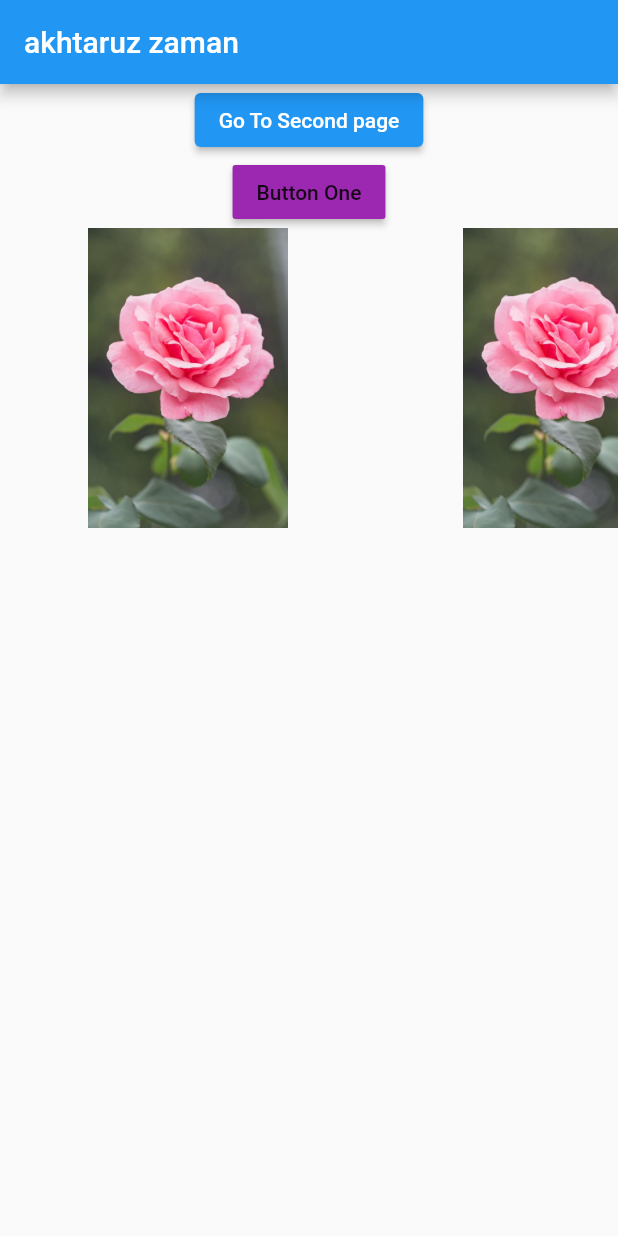
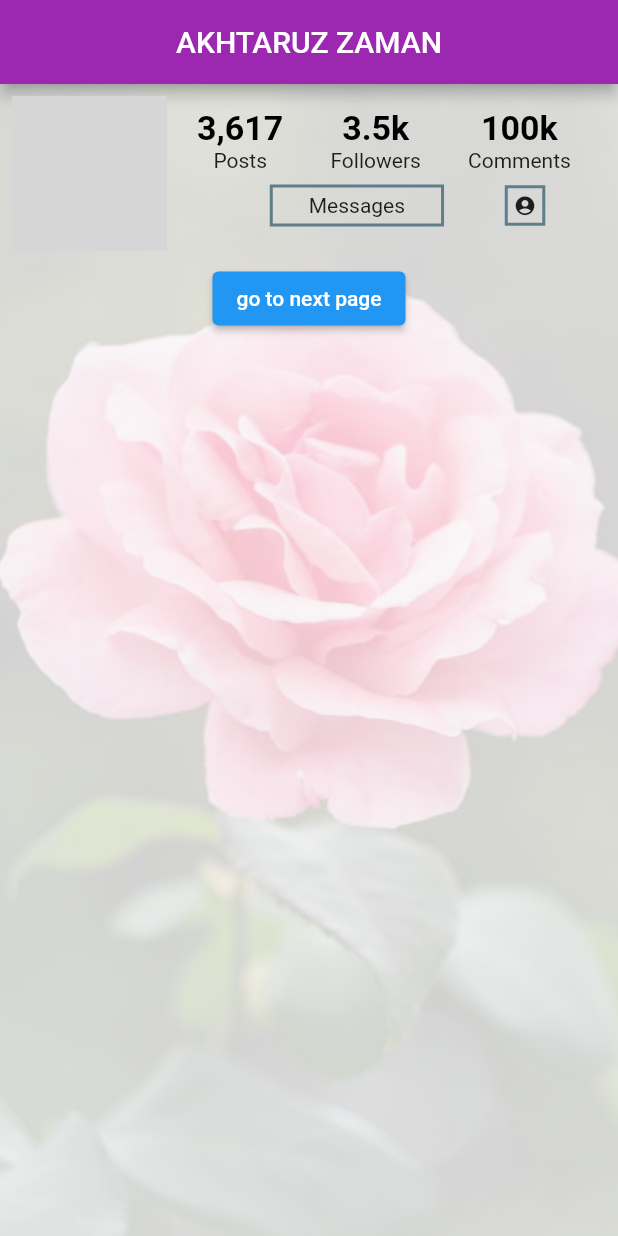
Before and after one commit to ttcapp/akhtar, a Flutter app: the screen it shows after launch, on a phone screen of 412 x 824 dp. Run offline on Flutter 3.47's test engine with Material 2 defaults, Android fonts, the phone set to English and light mode, and no system bars; network calls fail; grey boxes are pictures that could not be loaded.

Commit message:
4th comment

```diff
--- a/lib/main.dart
+++ b/lib/main.dart
@@ -1,3 +1,4 @@
+import 'package:akhtar/my_home_page.dart';
 import 'package:akhtar/second_page.dart';
 import 'package:flutter/cupertino.dart';
 import 'package:flutter/material.dart';
@@ -17,87 +18,3 @@ class MyApp extends StatelessWidget {
     );
   }
 }
-class MyHomePage extends StatefulWidget {
-  const MyHomePage({Key? key}) : super(key: key);
-
-  @override
-  _MyHomePageState createState() => _MyHomePageState();
-}
-
-class _MyHomePageState extends State<MyHomePage> {
-  @override
-  Widget build(BuildContext context) {
-    return Scaffold(
-      appBar: AppBar(
-        title: Text("akhtaruz zaman"),
-      ),
-      body: SingleChildScrollView(
-        child: Center(
-          child: Column(
-            children: [
-              ElevatedButton(
-                  onPressed:(){
-                  Navigator.push(context, MaterialPageRoute(builder: (context)=>SecondPage())) ;
-                  },
-                  child:Text("Go To Second page")
-              ),
-              RaisedButton(
-                  color: Colors.purple,
-                  child: Text(btnText1),
-                  onPressed: (){
-                    setState(() {
-                    btnText1="Button Pressed";
-                      imgVis1=true;
-                    });
-
-                  }),
-              Visibility(
-                visible: imgVis1,
-                child: Container(
-                    height: 500,
-                    width: 400,
-                    child: Image.network("https://cdn.pixabay.com/photo/2015/04/19/08/32/marguerite-729510__480.jpg")
-                ),
-
-              ),
-              SingleChildScrollView(
-                scrollDirection: Axis.horizontal,
-                child: Row(
-                  children: [
-                    Container(
-                      height: 200,
-                        width: 250,
-                        child: Image.asset("assets/images/imge4.jpeg")
-                    ),
-                    Container(
-                        height: 200,
-                        width: 250,
-                        child: Image.asset("assets/images/imge4.jpeg")
-                    ),
-                    Container(
-                        height: 200,
-                        width: 250,
-                        child: Image.asset("assets/images/imge4.jpeg")
-                    ),
-                    Container(
-                        height: 200,
-                        width: 250,
-                        child: Image.asset("assets/images/imge4.jpeg")
-                    ),
-                    Container(
-                        height: 200,
-                        width: 250,
-                        child: Image.asset("assets/images/imge4.jpeg")
-                    ),
-
-                  ],
-                ),
-              ),
-            ],
-          ),
-        ),
-      ),
-
-    );
-  }
-}
--- /dev/null
+++ b/lib/my_home_page.dart
@@ -0,0 +1,166 @@
+import 'package:akhtar/second_page.dart';
+import 'package:flutter/cupertino.dart';
+import 'package:flutter/material.dart';
+String avatarSrc= "https://i.pinimg.com/474x/82/ab/35/82ab3533ee71daf256f23c1ccf20ad6f--avatar-maker.jpg";
+String avatarSrc2= "https://cdn.pixabay.com/photo/2021/01/04/10/41/icon-5887126_1280.png";
+class MyHomePage extends StatefulWidget {
+  const MyHomePage({Key? key}) : super(key: key);
+
+  @override
+  _MyHomePageState createState() => _MyHomePageState();
+}
+
+class _MyHomePageState extends State<MyHomePage> {
+  @override
+  Widget build(BuildContext context) {
+    double height=MediaQuery.of(context).size.height;
+    double width=MediaQuery.of(context).size.width;
+    return Scaffold(
+        appBar: AppBar(
+          backgroundColor: Colors.purple,
+          centerTitle: true,
+          title: Text("AKHTARUZ ZAMAN"),
+        ),
+        body: Container(
+          decoration: BoxDecoration(
+            image: DecorationImage(
+              image: AssetImage("assets/images/imge4.jpeg"),
+              fit: BoxFit.cover,
+              colorFilter: ColorFilter.mode(Colors.black.withOpacity(0.2), BlendMode.dstATop)
+            )
+          ),
+          child: Column(
+            children: [
+              Row(
+                children: [
+                  Padding(
+                    padding: const EdgeInsets.all(8.0),
+                    child: Container(
+                      height: width*0.25,
+                      width: width*0.25,
+
+                      decoration: BoxDecoration(
+                          image: DecorationImage(
+                              image: NetworkImage(avatarSrc2)
+                          ),
+                          border: Border.all(width: 3,
+                              color: Colors.deepOrange),
+                          borderRadius: BorderRadius.circular(180)
+
+                      ),
+                    ),
+                  ),
+
+                  SizedBox(
+                    width: width*0.03,
+                  ),
+                  Expanded(
+                    child: Column(
+                      children: [
+                        Row(
+                          mainAxisAlignment: MainAxisAlignment.spaceAround,
+                          children: [
+                            Column(
+                              children: [
+                                Text("3,617", style:
+                                TextStyle(
+                                    fontWeight: FontWeight.bold,
+                                    fontSize: width*0.055,
+                                    color: Colors.black
+                                ),),
+                                Text("Posts")
+                              ],
+                            ),
+                            Spacer(),
+                            Column(
+                              children: [
+
+                                Text("3.5k", style:
+                                TextStyle(
+                                    fontWeight: FontWeight.bold,
+                                    fontSize: width*0.055,
+                                    color: Colors.black
+                                ),),
+                                Text("Followers")
+                              ],
+                            ),
+                            Spacer(),
+
+
+                            Column(
+                              children: [
+                                Text("100k", style:
+                                TextStyle(
+                                    fontWeight: FontWeight.bold,
+                                    fontSize: width*0.055,
+                                    color: Colors.black
+                                ),),
+                                Text("Comments")
+                              ],
+                            ),
+                            Spacer(),
+
+                          ],
+                        ),
+                        Padding(
+                          padding: const EdgeInsets.all(8.0),
+                          child: Row(
+
+                            children: [
+                              Spacer(),
+                              Container(
+                                decoration: BoxDecoration(
+                                  border: Border.all(
+                                      width: 2,
+                                      color: Colors.blueGrey
+                                  ),
+
+                                ),
+                                child: Padding(
+                                  padding: const EdgeInsets.only(
+                                      top: 4, left: 24,right: 24,bottom: 4
+                                  ),
+                                  child: Text("Messages"),
+                                ),
+                              ),
+                              Spacer(),
+
+                              Container(
+                                decoration: BoxDecoration(
+                                  border: Border.all(
+                                      width: 2,
+                                      color: Colors.blueGrey
+                                  ),
+
+                                ),
+                                child: Padding(
+                                  padding: const EdgeInsets.only(
+                                      top: 4, left: 4,right: 4,bottom: 4
+                                  ),
+                                  child: Icon(Icons.account_circle_rounded,size: 15,),
+                                ),
+                              ),
+                              Spacer(),
+                            ],
+                          ),
+                        ),
+                      ],
+                    ),
+                  ),
+                ],
+              ),
+
+              ElevatedButton(
+                  onPressed: (){
+                   Navigator.push(context,
+                   MaterialPageRoute(builder: (context)=>SecondPage()));
+                  },
+                  child: Text("go to next page")
+              )
+            ],
+          ),
+        )
+
+    );
+  }
+}
--- a/pubspec.yaml
+++ b/pubspec.yaml
@@ -121,9 +121,9 @@ flutter:
 
   # To add assets to your application, add an assets section, like this:
   assets:
-     - assets/images/imge4.jpeg
-     -  assets/images/imge5.jpg
-     -  assets/images/png.png
+    -  assets/images/imge4.jpeg
+    -  assets/images/imge5.jpg
+    -  assets/images/png.png
   #   - images/a_dot_ham.jpeg
 
   # An image asset can refer to one or more resolution-specific "variants", see
```
